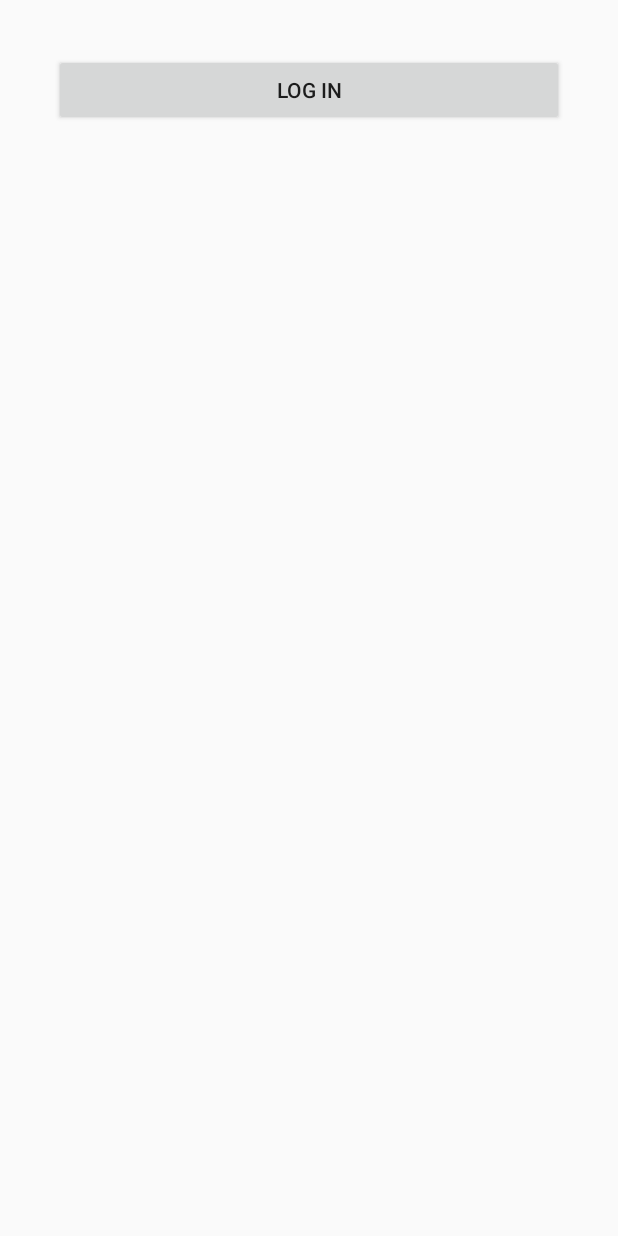
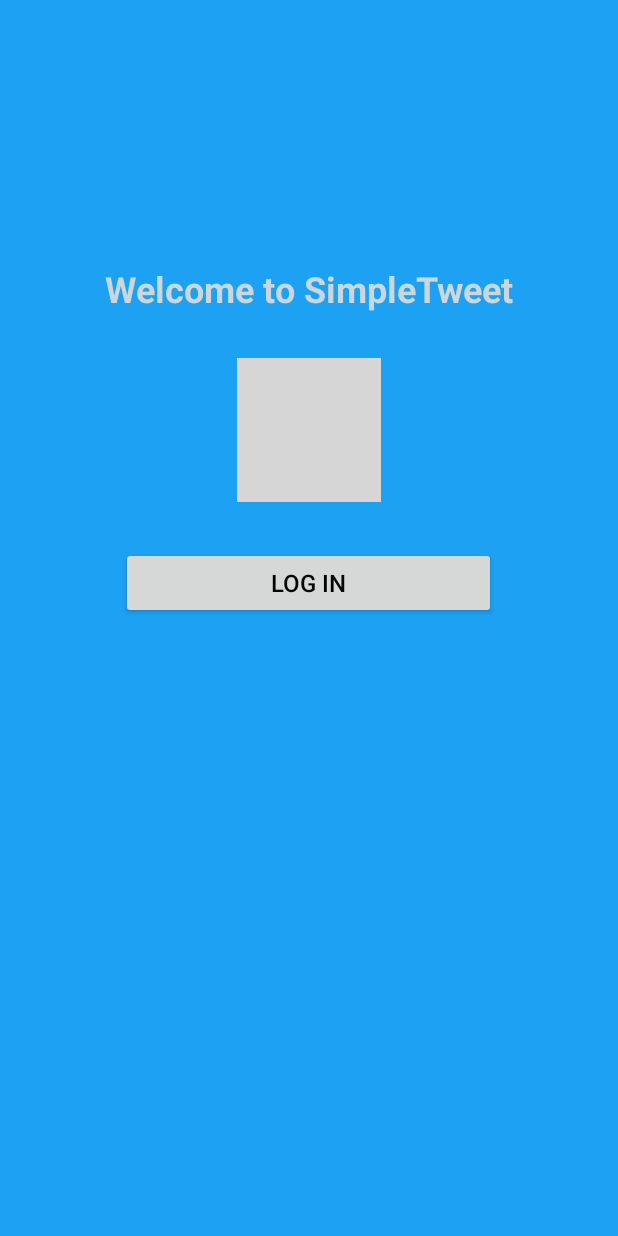
Before and after one commit to sxiao101/SimpleTweet, an Android app: the layout activity_login.xml on its own in the app's theme, with its tools: preview values and no code run, on a phone screen of 412 x 824 dp. Run offline under Robolectric (Android 15) with nearby library versions, the phone set to English and light mode, and no system bars; grey boxes are pictures that could not be loaded.

Commit message:
Changed UI of login screen

```diff
--- a/app/src/main/java/com/codepath/apps/restclienttemplate/LoginActivity.java
+++ b/app/src/main/java/com/codepath/apps/restclienttemplate/LoginActivity.java
@@ -6,6 +6,8 @@
 import android.util.Log;
 import android.view.Menu;
 import android.view.View;
+import android.widget.ImageView;
+import android.widget.TextView;
 
 import com.codepath.apps.restclienttemplate.models.SampleModel;
 import com.codepath.apps.restclienttemplate.models.SampleModelDao;
@@ -15,10 +17,17 @@
 
 	SampleModelDao sampleModelDao;
 
+	ImageView twitterLogo;
+	TextView tvWelcome;
+
 	@Override
 	protected void onCreate(Bundle savedInstanceState) {
 		super.onCreate(savedInstanceState);
 		setContentView(R.layout.activity_login);
+
+		getSupportActionBar().hide();
+		twitterLogo = findViewById(R.id.twitterLogo);
+		tvWelcome = findViewById(R.id.tvWelcome);
 
 		final SampleModel sampleModel = new SampleModel();
 		sampleModel.setName("CodePath");
--- a/app/src/main/res/layout/activity_login.xml
+++ b/app/src/main/res/layout/activity_login.xml
@@ -1,19 +1,49 @@
 <RelativeLayout xmlns:android="http://schemas.android.com/apk/res/android"
+    xmlns:app="http://schemas.android.com/apk/res-auto"
     xmlns:tools="http://schemas.android.com/tools"
     android:layout_width="match_parent"
     android:layout_height="match_parent"
+    android:background="@color/twitter_blue"
+    android:backgroundTint="@color/twitter_blue"
+    android:paddingLeft="@dimen/activity_horizontal_margin"
+    android:paddingTop="@dimen/activity_vertical_margin"
+    android:paddingRight="@dimen/activity_horizontal_margin"
     android:paddingBottom="@dimen/activity_vertical_margin"
-    android:paddingLeft="@dimen/activity_horizontal_margin"
-    android:paddingRight="@dimen/activity_horizontal_margin"
-    android:paddingTop="@dimen/activity_vertical_margin"
-    tools:context=".LoginActivity" >
+    tools:context=".LoginActivity">
 
     <Button
+        android:layout_width="250dp"
+        android:layout_height="wrap_content"
+        android:layout_below="@+id/twitterLogo"
+        android:layout_centerHorizontal="true"
+        android:layout_marginTop="30dp"
+        android:onClick="loginToRest"
+        android:text="@string/login_label"
+        android:textColor="@android:color/black"
+        android:textSize="16sp" />
+
+    <ImageView
+        android:id="@+id/twitterLogo"
+        android:layout_width="wrap_content"
+        android:layout_height="wrap_content"
+        android:layout_below="@+id/tvWelcome"
+        android:layout_centerInParent="true"
+        android:layout_centerVertical="true"
+        android:layout_marginTop="30dp"
+        app:srcCompat="@drawable/ic_launcher_twitter_round"
+        tools:srcCompat="@drawable/ic_launcher_twitter_round" />
+
+    <TextView
+        android:id="@+id/tvWelcome"
         android:layout_width="match_parent"
         android:layout_height="wrap_content"
+        android:layout_alignParentTop="true"
         android:layout_centerHorizontal="true"
-        android:layout_margin="20dp"
-        android:onClick="loginToRest"
-        android:text="@string/login_label" />
+        android:layout_marginTop="160dp"
+        android:gravity="center"
+        android:text="Welcome to SimpleTweet"
+        android:textColor="@color/light_gray"
+        android:textSize="24sp"
+        android:textStyle="bold" />
 
 </RelativeLayout>
```
